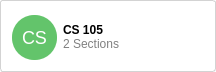
The window that TurboGrade/ui/card.ui (wassgha/TurboGrade) describes before a commit, drawn with Qt 5.
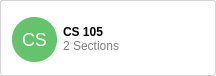
The same window after the commit.

Commit message: TurboGrade button now links to courses view

The edit to the form file:
```diff
--- a/TurboGrade/ui/card.ui
+++ b/TurboGrade/ui/card.ui
@@ -7,7 +7,7 @@
     <x>0</x>
     <y>0</y>
     <width>216</width>
-    <height>71</height>
+    <height>76</height>
    </rect>
   </property>
   <property name="windowTitle">
```
The commit also changes 7 other files.
